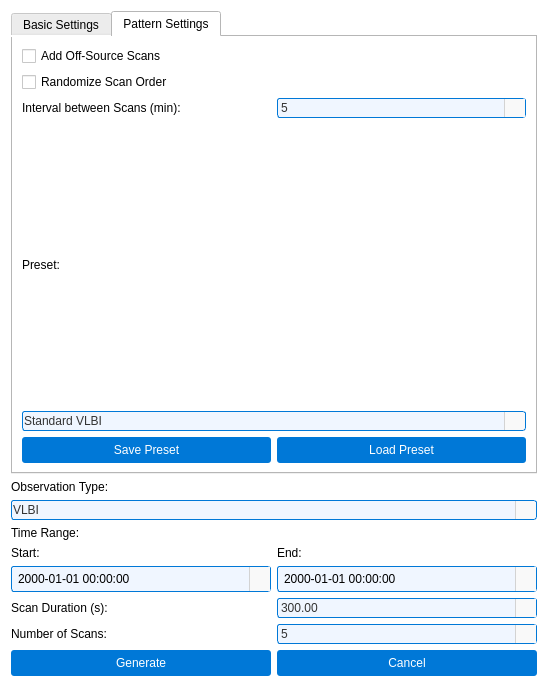
Qt form pastrocore/gui_pyside/dialog_generate_observations.ui (Torward1024/pAstroCORE) before a commit.
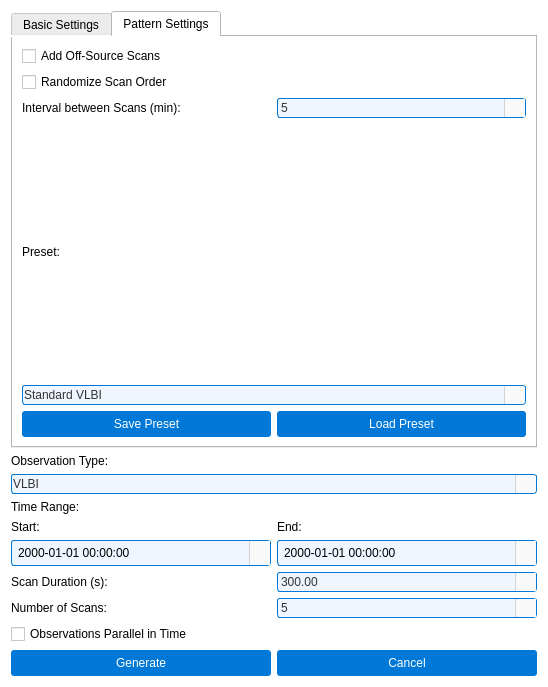
The same form after that commit. Icons and pictures are not drawn.

The edit to the form file:
```diff
--- a/pastrocore/gui_pyside/dialog_generate_observations.ui
+++ b/pastrocore/gui_pyside/dialog_generate_observations.ui
@@ -897,7 +897,7 @@
         <double>1.000000000000000</double>
        </property>
        <property name="maximum">
-        <double>3600.000000000000000</double>
+        <double>9999999999999.000000000000000</double>
        </property>
        <property name="value">
         <double>300.000000000000000</double>
@@ -981,6 +981,13 @@
      </property>
     </spacer>
    </item>
+   <item>
+    <widget class="QCheckBox" name="chkParallel">
+     <property name="text">
+      <string>Observations Parallel in Time</string>
+     </property>
+    </widget>
+   </item>
    <item>
     <layout class="QHBoxLayout" name="horizontalLayoutButtons">
      <item>
```
